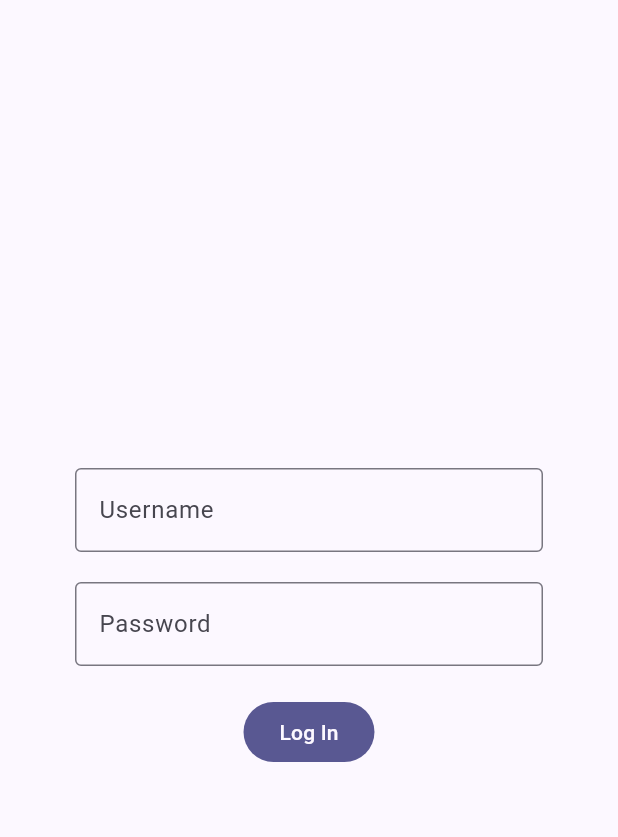
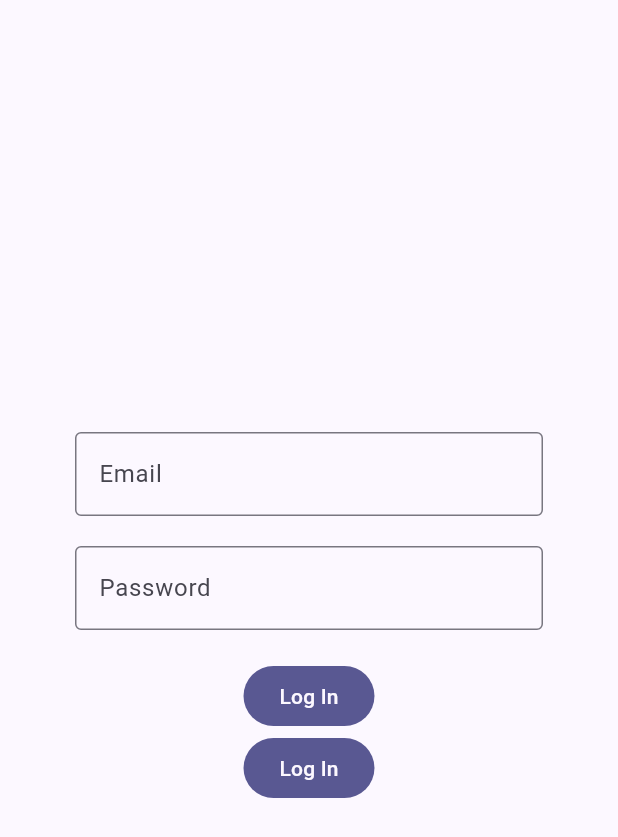
Before and after one commit to alvinpanerio/field-service, a Flutter app: the screen it shows after launch, after a tap on "Log In", on a phone screen of 412 x 824 dp. Shown: the top 837 px of the screen. Run offline on Flutter 3.47's test engine with Material 2 defaults, Android fonts, the phone set to English and light mode, and no system bars; our stand-ins replace dio; network calls fail.

Commit message:
[REFACTOR] Refactor api provider and made some changes on the libraries

```diff
--- a/field_service_client/lib/screens/login_screen.dart
+++ b/field_service_client/lib/screens/login_screen.dart
@@ -1,8 +1,5 @@
-import 'dart:convert';
-import 'dart:html';
-
+import 'package:field_service_client/utils/api_provider.dart';
 import 'package:flutter/material.dart';
-import 'package:http/http.dart' as http;
 
 class LoginScreen extends StatefulWidget {
   const LoginScreen({Key? key}) : super(key: key);
@@ -13,25 +10,9 @@ class LoginScreen extends StatefulWidget {
 
 class _LoginScreenState extends State<LoginScreen> {
   TextEditingController passwordController = TextEditingController();
-  TextEditingController usernameController = TextEditingController();
+  TextEditingController emailController = TextEditingController();
 
-  Future getAuthenticated() async {
-    try {
-      final res = await http.post(
-        Uri.parse("http://localhost:5000/login"),
-        headers: <String, String>{
-          'Content-Type': 'application/json; charset=UTF-8',
-        },
-        body: jsonEncode(<String, String>{
-          'username': usernameController.text,
-          'password': passwordController.text,
-        }),
-      );
-      print(res.body);
-    } catch (err) {
-      return;
-    }
-  }
+  final ApiProvider apiProvider = ApiProvider();
 
   @override
   Widget build(BuildContext context) {
@@ -41,9 +22,9 @@ class _LoginScreenState extends State<LoginScreen> {
         children: [
           TextField(
             keyboardType: TextInputType.emailAddress,
-            controller: usernameController,
+            controller: emailController,
             decoration: const InputDecoration(
-              labelText: "Username",
+              labelText: "Email",
               border: OutlineInputBorder(),
             ),
           ),
@@ -59,7 +40,23 @@ class _LoginScreenState extends State<LoginScreen> {
           ),
           const SizedBox(height: 20),
           FilledButton(
-            onPressed: getAuthenticated,
+            onPressed: () {
+              apiProvider.login(emailController.text, passwordController.text);
+            },
+            style: FilledButton.styleFrom(
+              backgroundColor: Theme.of(context).colorScheme.primary,
+            ),
+            child: Text(
+              "Log In",
+              style: TextStyle(
+                color: Theme.of(context).colorScheme.background,
+              ),
+            ),
+          ),
+          FilledButton(
+            onPressed: () {
+              apiProvider.getCookies();
+            },
             style: FilledButton.styleFrom(
               backgroundColor: Theme.of(context).colorScheme.primary,
             ),
--- /dev/null
+++ b/field_service_client/lib/utils/api_provider.dart
@@ -0,0 +1,46 @@
+import 'package:dio/dio.dart';
+
+class ApiProvider {
+  final Dio dio = Dio();
+
+  Future _get(String url) async {
+    try {
+      dio.options.extra['withCredentials'] = true;
+      final response = await dio.get(
+        url,
+      );
+      print(response);
+    } catch (err) {
+      return;
+    }
+  }
+
+  Future _post(String url, [Map<String, dynamic>? data]) async {
+    try {
+      dio.options.extra['withCredentials'] = true;
+      final response = await dio.post(
+        url,
+        data: data,
+      );
+      print(response);
+    } catch (err) {
+      return;
+    }
+  }
+
+  void login(String email, String password) {
+    _post(
+      "http://localhost:5000/login",
+      {
+        'email': email,
+        'password': password,
+      },
+    );
+  }
+
+  void getCookies() {
+    _get(
+      "http://localhost:5000/sessionss",
+    );
+  }
+}
--- a/field_service_client/pubspec.yaml
+++ b/field_service_client/pubspec.yaml
@@ -35,7 +35,8 @@ dependencies:
   # The following adds the Cupertino Icons font to your application.
   # Use with the CupertinoIcons class for iOS style icons.
   cupertino_icons: ^1.0.2
-  http: ^1.1.0
+  dio: ^5.3.2
+  flutter_dotenv: ^5.1.0
 
 dev_dependencies:
   flutter_test:
```
Also changed, not shown: field_service_client/pubspec.lock, 2 other files.
